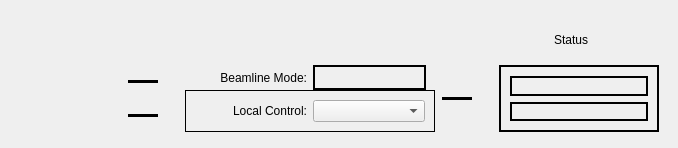
Above: mode_embed.ui from ad-build-test/pydm-mps before the change. Below: the same form after it.
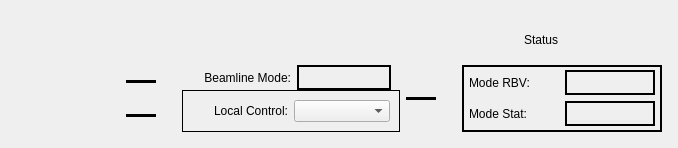
That is the form after the change. Custom widgets are drawn as their Qt base class.

```diff
--- a/mode_embed.ui
+++ b/mode_embed.ui
@@ -129,22 +129,6 @@
                </property>
               </spacer>
              </item>
-             <item>
-              <spacer name="horizontalSpacer_3">
-               <property name="orientation">
-                <enum>Qt::Horizontal</enum>
-               </property>
-               <property name="sizeType">
-                <enum>QSizePolicy::Maximum</enum>
-               </property>
-               <property name="sizeHint" stdset="0">
-                <size>
-                 <width>60</width>
-                 <height>20</height>
-                </size>
-               </property>
-              </spacer>
-             </item>
              <item>
               <widget class="QLabel" name="label_2">
                <property name="text">
@@ -622,7 +606,7 @@
            <widget class="PyDMFrame" name="PyDMFrame_3">
             <property name="maximumSize">
              <size>
-              <width>160</width>
+              <width>200</width>
               <height>16777215</height>
              </size>
             </property>
@@ -641,11 +625,32 @@
             <property name="channel" stdset="0">
              <string>ca://${IOC}:FACMODE_STAT</string>
             </property>
-            <layout class="QVBoxLayout" name="verticalLayout_7">
-             <item>
-              <layout class="QVBoxLayout" name="verticalLayout_8">
-               <item>
+            <layout class="QGridLayout" name="gridLayout_6">
+             <property name="leftMargin">
+              <number>5</number>
+             </property>
+             <property name="topMargin">
+              <number>0</number>
+             </property>
+             <property name="rightMargin">
+              <number>5</number>
+             </property>
+             <property name="bottomMargin">
+              <number>0</number>
+             </property>
+             <item row="0" column="0">
+              <layout class="QGridLayout" name="gridLayout_5">
+               <property name="verticalSpacing">
+                <number>6</number>
+               </property>
+               <item row="0" column="1">
                 <widget class="PyDMLabel" name="PyDMLabel_2">
+                 <property name="maximumSize">
+                  <size>
+                   <width>16777215</width>
+                   <height>25</height>
+                  </size>
+                 </property>
                  <property name="toolTip">
                   <string/>
                  </property>
@@ -669,8 +674,14 @@
                  </property>
                 </widget>
                </item>
-               <item>
+               <item row="1" column="1">
                 <widget class="PyDMLabel" name="PyDMLabel_3">
+                 <property name="maximumSize">
+                  <size>
+                   <width>16777215</width>
+                   <height>25</height>
+                  </size>
+                 </property>
                  <property name="toolTip">
                   <string/>
                  </property>
@@ -691,6 +702,20 @@
                  </property>
                 </widget>
                </item>
+               <item row="0" column="0">
+                <widget class="QLabel" name="label_4">
+                 <property name="text">
+                  <string>Mode RBV:</string>
+                 </property>
+                </widget>
+               </item>
+               <item row="1" column="0">
+                <widget class="QLabel" name="label_5">
+                 <property name="text">
+                  <string>Mode Stat:</string>
+                 </property>
+                </widget>
+               </item>
               </layout>
              </item>
             </layout>
```
Left out of the diff: 4 changed lines with no effect on the pictures.
